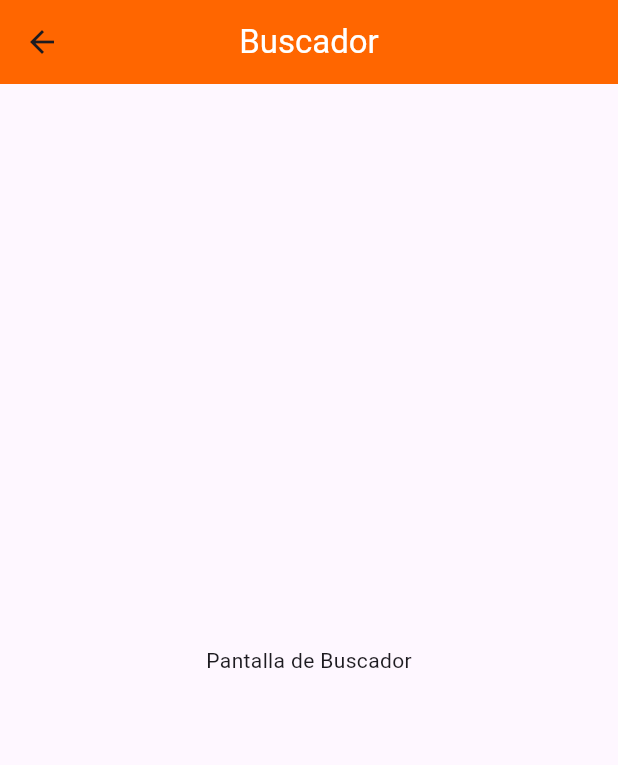
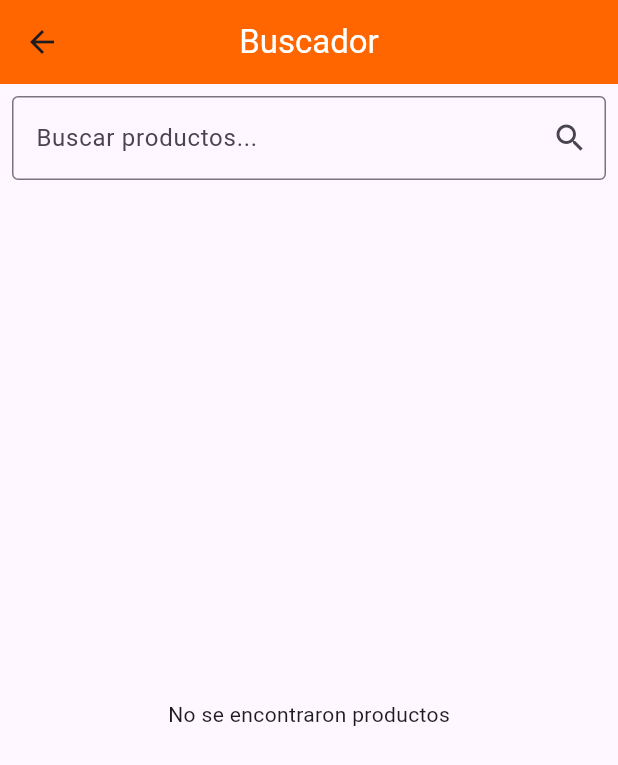
Before and after one commit to Phoenix-Melchor/Examen-Unidad-2, a Flutter app: the SearchScreen screen opened directly, on a phone screen of 412 x 824 dp. Shown: the top 765 px of the screen. Run offline on Flutter 3.47's test engine with Material 3 defaults, Android fonts, the phone set to English and light mode, and no system bars; our stand-ins replace shared_preferences; accounts and stored records are empty.

Commit message:
[ADD] Adding search_screen

```diff
--- a/lib/screens/search_screen.dart
+++ b/lib/screens/search_screen.dart
@@ -1,20 +1,115 @@
 import 'package:flutter/material.dart';
+import 'dart:convert';
+import 'package:http/http.dart' as http;
+import 'package:examen_johan_melchor/screens/product_detail_screen.dart';
+import 'package:examen_johan_melchor/modules/productsbyid/domain/dto/productsbyid.dart';
 
-class SearchScreen extends StatelessWidget {
+class SearchScreen extends StatefulWidget {
+  @override
+  _SearchScreenState createState() => _SearchScreenState();
+}
+
+class _SearchScreenState extends State<SearchScreen> {
+  final TextEditingController _searchController = TextEditingController();
+  List<dynamic> _searchResults = [];
+  bool _isLoading = false;
+
+  Future<void> _searchProducts(String query) async {
+    if (query.isEmpty) {
+      setState(() {
+        _searchResults = [];
+      });
+      return;
+    }
+
+    setState(() {
+      _isLoading = true;
+    });
+
+    final response = await http.get(
+      Uri.parse('https://dummyjson.com/products/search?q=$query'),
+    );
+
+    if (response.statusCode == 200) {
+      final data = json.decode(response.body);
+      setState(() {
+        _searchResults = data['products'];
+        _isLoading = false;
+      });
+    } else {
+      setState(() {
+        _searchResults = [];
+        _isLoading = false;
+      });
+      ScaffoldMessenger.of(context).showSnackBar(
+        SnackBar(content: Text('Error al buscar productos')),
+      );
+    }
+  }
+
   @override
   Widget build(BuildContext context) {
     return Scaffold(
       appBar: AppBar(
-        title: Text('Buscador',
-        style: TextStyle(
-          color: Colors.white,
-        )
+        title: Text(
+          'Buscador',
+          style: TextStyle(
+            color: Colors.white,
+          ),
         ),
         backgroundColor: const Color.fromARGB(255, 255, 102, 0),
         centerTitle: true,
       ),
-      body: Center(
-        child: Text('Pantalla de Buscador'),
+      body: Column(
+        children: [
+          Padding(
+            padding: const EdgeInsets.all(8.0),
+            child: TextField(
+              controller: _searchController,
+              decoration: InputDecoration(
+                hintText: 'Buscar productos...',
+                border: OutlineInputBorder(),
+                suffixIcon: Icon(Icons.search),
+              ),
+              onChanged: (query) => _searchProducts(query),
+            ),
+          ),
+          Expanded(
+            child: _isLoading
+                ? Center(child: CircularProgressIndicator())
+                : _searchResults.isEmpty
+                    ? Center(child: Text('No se encontraron productos'))
+                    : ListView.builder(
+                        itemCount: _searchResults.length,
+                        itemBuilder: (context, index) {
+                          final product = _searchResults[index];
+                          return ListTile(
+                            leading: Image.network(
+                              product['thumbnail'] ?? '',
+                              width: 50,
+                              height: 50,
+                              fit: BoxFit.cover,
+                              errorBuilder: (context, error, stackTrace) {
+                                return Icon(Icons.image_not_supported);
+                              },
+                            ),
+                            title: Text(product['title'] ?? 'Producto desconocido'),
+                            subtitle: Text('\$${product['price']}'),
+                            onTap: () {
+                              Navigator.push(
+                                context,
+                                MaterialPageRoute(
+                                  builder: (context) => ProductDetailScreen(
+                                    productId: product['id'],
+                                  ),
+                                ),
+                              );
+                            },
+                          );
+                        },
+                      ),
+          ),
+        ],
       ),
     );
   }
```
